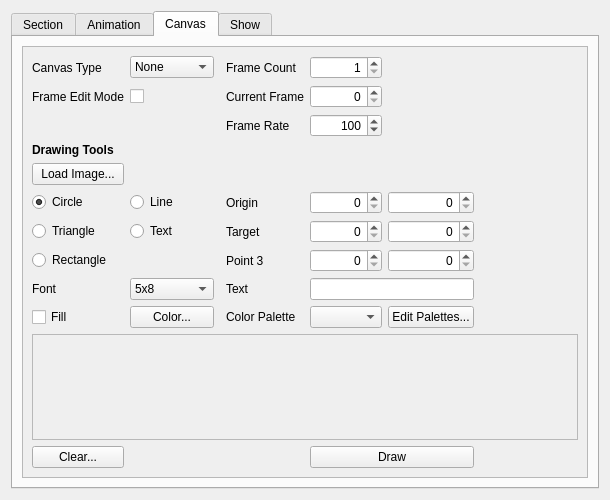
Qt form src/widget/maestrocontrolwidget.ui (8bitbuddhist/PixelMaestro-Studio) before a commit.
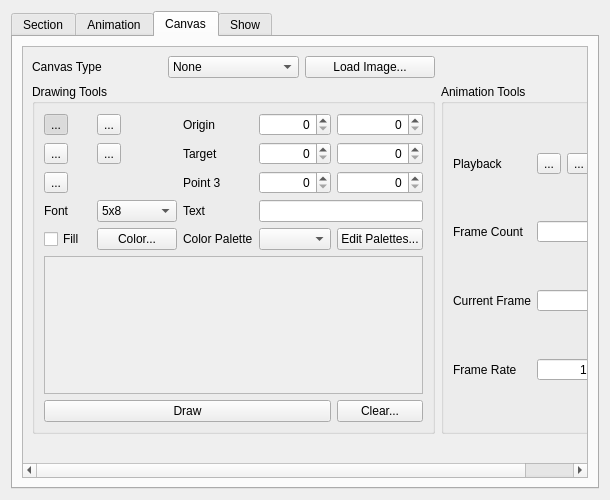
The same form after that commit. The open tabs and pages were chosen to show the change. Icons and pictures are not drawn.

Commit message: MaestroControlWidget - Revamped Canvas UI. Changed drawing buttons to tool buttons, added icons, and changed animation controls to standard playback buttons.

Diff of the .ui file:
```diff
--- a/src/widget/maestrocontrolwidget.ui
+++ b/src/widget/maestrocontrolwidget.ui
@@ -607,360 +607,452 @@
            <rect>
             <x>0</x>
             <y>0</y>
-            <width>554</width>
-            <height>460</height>
+            <width>691</width>
+            <height>414</height>
            </rect>
           </property>
           <layout class="QGridLayout" name="gridLayout_2">
            <property name="sizeConstraint">
             <enum>QLayout::SetMinimumSize</enum>
            </property>
-           <item row="10" column="0">
-            <widget class="QCheckBox" name="fillCheckBox">
-             <property name="toolTip">
-              <string>Fills in shapes, otherwise draws only the shape's outline</string>
-             </property>
-             <property name="text">
-              <string>Fill</string>
-             </property>
-            </widget>
-           </item>
-           <item row="10" column="1">
-            <widget class="QPushButton" name="selectColorButton">
-             <property name="toolTip">
-              <string>Sets the color used to draw shapes</string>
-             </property>
-             <property name="text">
-              <string>Color...</string>
-             </property>
-            </widget>
-           </item>
-           <item row="7" column="3">
-            <widget class="QLabel" name="targetLabel">
-             <property name="text">
-              <string>Target</string>
-             </property>
-            </widget>
-           </item>
-           <item row="0" column="4">
-            <widget class="QSpinBox" name="frameCountSpinBox">
-             <property name="toolTip">
-              <string>The total number of drawing surfaces</string>
-             </property>
-             <property name="alignment">
-              <set>Qt::AlignRight|Qt::AlignTrailing|Qt::AlignVCenter</set>
-             </property>
-             <property name="minimum">
-              <number>1</number>
-             </property>
-             <property name="maximum">
-              <number>255</number>
-             </property>
-            </widget>
-           </item>
-           <item row="6" column="1">
-            <widget class="QRadioButton" name="lineRadioButton">
-             <property name="text">
-              <string>Line</string>
-             </property>
-            </widget>
-           </item>
-           <item row="6" column="0">
-            <widget class="QRadioButton" name="circleRadioButton">
-             <property name="text">
-              <string>Circle</string>
-             </property>
-             <property name="checked">
-              <bool>true</bool>
-             </property>
-            </widget>
-           </item>
-           <item row="7" column="1">
-            <widget class="QRadioButton" name="textRadioButton">
-             <property name="text">
-              <string>Text</string>
-             </property>
-            </widget>
-           </item>
-           <item row="6" column="5">
-            <widget class="QSpinBox" name="originYSpinBox">
-             <property name="toolTip">
-              <string/>
-             </property>
-             <property name="alignment">
-              <set>Qt::AlignRight|Qt::AlignTrailing|Qt::AlignVCenter</set>
-             </property>
-             <property name="maximum">
-              <number>65535</number>
-             </property>
-            </widget>
-           </item>
-           <item row="5" column="0">
-            <widget class="QPushButton" name="loadImageButton">
-             <property name="text">
-              <string>Load Image...</string>
-             </property>
-            </widget>
-           </item>
-           <item row="9" column="3">
-            <widget class="QLabel" name="textLabel">
-             <property name="text">
-              <string>Text</string>
-             </property>
-            </widget>
-           </item>
-           <item row="7" column="0">
-            <widget class="QRadioButton" name="triangleRadioButton">
-             <property name="text">
-              <string>Triangle</string>
-             </property>
-            </widget>
-           </item>
-           <item row="1" column="0">
-            <widget class="QLabel" name="toggleCanvasModeLabel">
-             <property name="sizePolicy">
-              <sizepolicy hsizetype="Minimum" vsizetype="Preferred">
-               <horstretch>0</horstretch>
-               <verstretch>0</verstretch>
-              </sizepolicy>
-             </property>
-             <property name="text">
-              <string>Frame Edit Mode</string>
-             </property>
-            </widget>
-           </item>
-           <item row="0" column="0">
-            <widget class="QLabel" name="canvasTypeLabel">
-             <property name="sizePolicy">
-              <sizepolicy hsizetype="Minimum" vsizetype="Preferred">
-               <horstretch>0</horstretch>
-               <verstretch>0</verstretch>
-              </sizepolicy>
-             </property>
-             <property name="text">
-              <string>Canvas Type</string>
-             </property>
-            </widget>
-           </item>
-           <item row="0" column="1">
-            <widget class="QComboBox" name="canvasComboBox">
-             <property name="toolTip">
-              <string>Adds a drawing surface to the pixel grid</string>
-             </property>
-             <item>
-              <property name="text">
-               <string>None</string>
-              </property>
-             </item>
-             <item>
-              <property name="text">
-               <string>Animation</string>
-              </property>
-             </item>
-             <item>
-              <property name="text">
-               <string>Color</string>
-              </property>
-             </item>
-             <item>
-              <property name="text">
-               <string>Palette</string>
-              </property>
-             </item>
-            </widget>
-           </item>
-           <item row="7" column="5">
-            <widget class="QSpinBox" name="targetYSpinBox">
-             <property name="toolTip">
-              <string/>
-             </property>
-             <property name="alignment">
-              <set>Qt::AlignRight|Qt::AlignTrailing|Qt::AlignVCenter</set>
-             </property>
-             <property name="maximum">
-              <number>65535</number>
-             </property>
-            </widget>
-           </item>
-           <item row="6" column="4">
-            <widget class="QSpinBox" name="originXSpinBox">
-             <property name="toolTip">
-              <string/>
-             </property>
-             <property name="alignment">
-              <set>Qt::AlignRight|Qt::AlignTrailing|Qt::AlignVCenter</set>
-             </property>
-             <property name="maximum">
-              <number>65535</number>
-             </property>
-            </widget>
-           </item>
-           <item row="8" column="4">
-            <widget class="QSpinBox" name="target2XSpinBox">
-             <property name="alignment">
-              <set>Qt::AlignRight|Qt::AlignTrailing|Qt::AlignVCenter</set>
-             </property>
-             <property name="maximum">
-              <number>65535</number>
-             </property>
-            </widget>
-           </item>
-           <item row="1" column="3">
-            <widget class="QLabel" name="currentFrameLabel">
-             <property name="text">
-              <string>Current Frame</string>
-             </property>
-            </widget>
-           </item>
-           <item row="4" column="0">
-            <widget class="QLabel" name="drawingToolsLabel">
-             <property name="sizePolicy">
-              <sizepolicy hsizetype="Minimum" vsizetype="Preferred">
-               <horstretch>0</horstretch>
-               <verstretch>0</verstretch>
-              </sizepolicy>
-             </property>
-             <property name="text">
-              <string>&lt;html&gt;&lt;head/&gt;&lt;body&gt;&lt;p&gt;&lt;span style=&quot; font-weight:600;&quot;&gt;Drawing Tools&lt;/span&gt;&lt;/p&gt;&lt;/body&gt;&lt;/html&gt;</string>
-             </property>
-            </widget>
-           </item>
-           <item row="7" column="4">
-            <widget class="QSpinBox" name="targetXSpinBox">
-             <property name="toolTip">
-              <string/>
-             </property>
-             <property name="alignment">
-              <set>Qt::AlignRight|Qt::AlignTrailing|Qt::AlignVCenter</set>
-             </property>
-             <property name="maximum">
-              <number>65535</number>
-             </property>
-            </widget>
-           </item>
-           <item row="9" column="1">
-            <widget class="QComboBox" name="fontComboBox">
-             <property name="toolTip">
-              <string/>
-             </property>
-             <item>
-              <property name="text">
-               <string>5x8</string>
-              </property>
-             </item>
-            </widget>
-           </item>
-           <item row="8" column="5">
-            <widget class="QSpinBox" name="target2YSpinBox">
-             <property name="alignment">
-              <set>Qt::AlignRight|Qt::AlignTrailing|Qt::AlignVCenter</set>
-             </property>
-             <property name="maximum">
-              <number>65535</number>
-             </property>
-            </widget>
-           </item>
-           <item row="9" column="0">
-            <widget class="QLabel" name="fontLabel">
-             <property name="sizePolicy">
-              <sizepolicy hsizetype="Minimum" vsizetype="Preferred">
-               <horstretch>0</horstretch>
-               <verstretch>0</verstretch>
-              </sizepolicy>
-             </property>
-             <property name="text">
-              <string>Font</string>
-             </property>
-            </widget>
-           </item>
-           <item row="2" column="4">
-            <widget class="QSpinBox" name="frameRateSpinBox">
-             <property name="toolTip">
-              <string>Sets the amount of time between frames</string>
-             </property>
-             <property name="alignment">
-              <set>Qt::AlignRight|Qt::AlignTrailing|Qt::AlignVCenter</set>
-             </property>
-             <property name="maximum">
-              <number>1000000</number>
-             </property>
-             <property name="value">
-              <number>100</number>
-             </property>
-            </widget>
-           </item>
-           <item row="1" column="1">
-            <widget class="QCheckBox" name="toggleCanvasModeCheckBox">
-             <property name="toolTip">
-              <string>If enabled, frames will no longer switch automatically, allowing you to manually step through and edit individual frames</string>
-             </property>
-             <property name="text">
-              <string/>
-             </property>
-            </widget>
-           </item>
-           <item row="8" column="3">
-            <widget class="QLabel" name="target2Label">
-             <property name="text">
-              <string>Point 3</string>
-             </property>
-            </widget>
-           </item>
-           <item row="2" column="3">
-            <widget class="QLabel" name="frameRateLabel">
-             <property name="text">
-              <string>Frame Rate</string>
-             </property>
-            </widget>
-           </item>
-           <item row="0" column="3">
-            <widget class="QLabel" name="frameCountLabel">
-             <property name="text">
-              <string>Frame Count</string>
-             </property>
-            </widget>
-           </item>
-           <item row="1" column="4">
-            <widget class="QSpinBox" name="currentFrameSpinBox">
-             <property name="toolTip">
-              <string>The current drawing surface</string>
-             </property>
-             <property name="alignment">
-              <set>Qt::AlignRight|Qt::AlignTrailing|Qt::AlignVCenter</set>
-             </property>
-             <property name="minimum">
-              <number>0</number>
-             </property>
-             <property name="maximum">
-              <number>255</number>
-             </property>
-             <property name="value">
-              <number>0</number>
-             </property>
-            </widget>
-           </item>
-           <item row="9" column="4" colspan="2">
-            <widget class="QLineEdit" name="textLineEdit">
-             <property name="toolTip">
-              <string/>
-             </property>
-            </widget>
-           </item>
-           <item row="6" column="3">
-            <widget class="QLabel" name="originLabel">
-             <property name="text">
-              <string>Origin</string>
-             </property>
-            </widget>
-           </item>
            <item row="8" column="0">
-            <widget class="QRadioButton" name="rectRadioButton">
-             <property name="text">
-              <string>Rectangle</string>
+            <widget class="QGroupBox" name="drawingToolsGroupBox">
+             <property name="title">
+              <string>Drawing Tools</string>
              </property>
+             <layout class="QGridLayout" name="gridLayout_9">
+              <item row="0" column="4">
+               <widget class="QSpinBox" name="originXSpinBox">
+                <property name="toolTip">
+                 <string/>
+                </property>
+                <property name="alignment">
+                 <set>Qt::AlignRight|Qt::AlignTrailing|Qt::AlignVCenter</set>
+                </property>
+                <property name="maximum">
+                 <number>65535</number>
+                </property>
+               </widget>
+              </item>
+              <item row="6" column="4" colspan="2">
+               <widget class="QLineEdit" name="textLineEdit">
+                <property name="toolTip">
+                 <string/>
+                </property>
+               </widget>
+              </item>
+              <item row="2" column="4">
+               <widget class="QSpinBox" name="targetXSpinBox">
+                <property name="toolTip">
+                 <string/>
+                </property>
+                <property name="alignment">
+                 <set>Qt::AlignRight|Qt::AlignTrailing|Qt::AlignVCenter</set>
+                </property>
+                <property name="maximum">
+                 <number>65535</number>
+                </property>
+               </widget>
+              </item>
+              <item row="2" column="3">
+               <widget class="QLabel" name="targetLabel">
+                <property name="text">
+                 <string>Target</string>
+                </property>
+               </widget>
+              </item>
+              <item row="0" column="3">
+               <widget class="QLabel" name="originLabel">
+                <property name="text">
+                 <string>Origin</string>
+                </property>
+               </widget>
+              </item>
+              <item row="2" column="5">
+               <widget class="QSpinBox" name="targetYSpinBox">
+                <property name="toolTip">
+                 <string/>
+                </property>
+                <property name="alignment">
+                 <set>Qt::AlignRight|Qt::AlignTrailing|Qt::AlignVCenter</set>
+                </property>
+                <property name="maximum">
+                 <number>65535</number>
+                </property>
+               </widget>
+              </item>
+              <item row="9" column="0" colspan="6">
+               <widget class="QScrollArea" name="canvasColorPickerScrollArea">
+                <property name="verticalScrollBarPolicy">
+                 <enum>Qt::ScrollBarAlwaysOff</enum>
+                </property>
+                <property name="widgetResizable">
+                 <bool>true</bool>
+                </property>
+                <widget class="QWidget" name="canvasColorPickerScrollAreaWidgetContents">
+                 <property name="geometry">
+                  <rect>
+                   <x>0</x>
+                   <y>0</y>
+                   <width>418</width>
+                   <height>78</height>
+                  </rect>
+                 </property>
+                 <layout class="QGridLayout" name="gridLayout_7">
+                  <item row="0" column="0">
+                   <layout class="QHBoxLayout" name="canvasColorPickerLayout"/>
+                  </item>
+                 </layout>
+                </widget>
+               </widget>
+              </item>
+              <item row="4" column="3">
+               <widget class="QLabel" name="target2Label">
+                <property name="text">
+                 <string>Point 3</string>
+                </property>
+               </widget>
+              </item>
+              <item row="6" column="2">
+               <widget class="QComboBox" name="fontComboBox">
+                <property name="toolTip">
+                 <string/>
+                </property>
+                <item>
+                 <property name="text">
+                  <string>5x8</string>
+                 </property>
+                </item>
+               </widget>
+              </item>
+              <item row="6" column="3">
+               <widget class="QLabel" name="textLabel">
+                <property name="text">
+                 <string>Text</string>
+                </property>
+               </widget>
+              </item>
+              <item row="6" column="0">
+               <widget class="QLabel" name="fontLabel">
+                <property name="sizePolicy">
+                 <sizepolicy hsizetype="Minimum" vsizetype="Preferred">
+                  <horstretch>0</horstretch>
+                  <verstretch>0</verstretch>
+                 </sizepolicy>
+                </property>
+                <property name="text">
+                 <string>Font</string>
+                </property>
+               </widget>
+              </item>
+              <item row="4" column="4">
+               <widget class="QSpinBox" name="target2XSpinBox">
+                <property name="alignment">
+                 <set>Qt::AlignRight|Qt::AlignTrailing|Qt::AlignVCenter</set>
+                </property>
+                <property name="maximum">
+                 <number>65535</number>
+                </property>
+               </widget>
+              </item>
+              <item row="8" column="4">
+               <widget class="QComboBox" name="canvasPaletteComboBox"/>
+              </item>
+              <item row="0" column="5">
+               <widget class="QSpinBox" name="originYSpinBox">
+                <property name="toolTip">
+                 <string/>
+                </property>
+                <property name="alignment">
+                 <set>Qt::AlignRight|Qt::AlignTrailing|Qt::AlignVCenter</set>
+                </property>
+                <property name="maximum">
+                 <number>65535</number>
+                </property>
+               </widget>
+              </item>
+              <item row="10" column="5">
+               <widget class="QPushButton" name="clearButton">
+                <property name="text">
+                 <string>Clear...</string>
+                </property>
+               </widget>
+              </item>
+              <item row="8" column="5">
+               <widget class="QPushButton" name="canvasEditPaletteButton">
+                <property name="text">
+                 <string>Edit Palettes...</string>
+                </property>
+               </widget>
+              </item>
+              <item row="8" column="2">
+               <widget class="QPushButton" name="selectColorButton">
+                <property name="toolTip">
+                 <string>Sets the color used to draw shapes</string>
+                </property>
+                <property name="text">
+                 <string>Color...</string>
+                </property>
+               </widget>
+              </item>
+              <item row="4" column="5">
+               <widget class="QSpinBox" name="target2YSpinBox">
+                <property name="alignment">
+                 <set>Qt::AlignRight|Qt::AlignTrailing|Qt::AlignVCenter</set>
+                </property>
+                <property name="maximum">
+                 <number>65535</number>
+                </property>
+               </widget>
+              </item>
+              <item row="8" column="3">
+               <widget class="QLabel" name="canvasPaletteLabel">
+                <property name="text">
+                 <string>Color Palette</string>
+                </property>
+               </widget>
+              </item>
+              <item row="8" column="0">
+               <widget class="QCheckBox" name="fillCheckBox">
+                <property name="toolTip">
+                 <string>Fills in shapes, otherwise draws only the shape's outline</string>
+                </property>
+                <property name="text">
+                 <string>Fill</string>
+                </property>
+               </widget>
+              </item>
+              <item row="0" column="0">
+               <widget class="QToolButton" name="circleToolButton">
+                <property name="text">
+                 <string>...</string>
+                </property>
+                <property name="icon">
+                 <iconset resource="../resources/images/images.qrc">
+                  <normaloff>:/icon_circle.png</normaloff>:/icon_circle.png</iconset>
+                </property>
+                <property name="checkable">
+                 <bool>true</bool>
+                </property>
+                <property name="checked">
+                 <bool>true</bool>
+                </property>
+                <property name="autoRaise">
+                 <bool>false</bool>
+                </property>
+               </widget>
+              </item>
+              <item row="0" column="2">
+               <widget class="QToolButton" name="lineToolButton">
+                <property name="text">
+                 <string>...</string>
+                </property>
+                <property name="icon">
+                 <iconset resource="../resources/images/images.qrc">
+                  <normaloff>:/icon_line.png</normaloff>:/icon_line.png</iconset>
+                </property>
+                <property name="checkable">
+                 <bool>true</bool>
+                </property>
+               </widget>
+              </item>
+              <item row="2" column="0">
+               <widget class="QToolButton" name="triangleToolButton">
+                <property name="text">
+                 <string>...</string>
+                </property>
+                <property name="icon">
+                 <iconset resource="../resources/images/images.qrc">
+                  <normaloff>:/icon_triangle.png</normaloff>:/icon_triangle.png</iconset>
+                </property>
+                <property name="checkable">
+                 <bool>true</bool>
+                </property>
+               </widget>
+              </item>
+              <item row="2" column="2">
+               <widget class="QToolButton" name="rectToolButton">
+                <property name="text">
+                 <string>...</string>
+                </property>
+                <property name="icon">
+                 <iconset resource="../resources/images/images.qrc">
+                  <normaloff>:/icon_rectangle.png</normaloff>:/icon_rectangle.png</iconset>
+                </property>
+                <property name="checkable">
+                 <bool>true</bool>
+                </property>
+               </widget>
+              </item>
+              <item row="4" column="0">
+               <widget class="QToolButton" name="textToolButton">
+                <property name="text">
+                 <string>...</string>
+                </property>
+                <property name="icon">
+                 <iconset resource="../resources/images/images.qrc">
+                  <normaloff>:/icon_text.png</normaloff>:/icon_text.png</iconset>
+                </property>
+                <property name="checkable">
+                 <bool>true</bool>
+                </property>
+               </widget>
+              </item>
+              <item row="10" column="0" colspan="5">
+               <widget class="QPushButton" name="drawButton">
+                <property name="text">
+                 <string>Draw</string>
+                </property>
+                <property name="icon">
+                 <iconset resource="../resources/images/images.qrc">
+                  <normaloff>:/icon_draw.png</normaloff>:/icon_draw.png</iconset>
+                </property>
+               </widget>
+              </item>
+             </layout>
             </widget>
            </item>
-           <item row="6" column="6">
+           <item row="8" column="1">
+            <widget class="QGroupBox" name="animationToolsGroupBox">
+             <property name="title">
+              <string>Animation Tools</string>
+             </property>
+             <layout class="QGridLayout" name="gridLayout_8">
+              <item row="1" column="0">
+               <widget class="QLabel" name="frameCountLabel">
+                <property name="text">
+                 <string>Frame Count</string>
+                </property>
+               </widget>
+              </item>
+              <item row="2" column="0">
+               <widget class="QLabel" name="currentFrameLabel">
+                <property name="text">
+                 <string>Current Frame</string>
+                </property>
+               </widget>
+              </item>
+              <item row="1" column="1">
+               <widget class="QSpinBox" name="frameCountSpinBox">
+                <property name="toolTip">
+                 <string>The total number of drawing surfaces</string>
+                </property>
+                <property name="alignment">
+                 <set>Qt::AlignRight|Qt::AlignTrailing|Qt::AlignVCenter</set>
+                </property>
+                <property name="minimum">
+                 <number>1</number>
+                </property>
+                <property name="maximum">
+                 <number>255</number>
+                </property>
+               </widget>
+              </item>
+              <item row="0" column="0">
+               <widget class="QLabel" name="toggleCanvasModeLabel">
+                <property name="sizePolicy">
+                 <sizepolicy hsizetype="Minimum" vsizetype="Preferred">
+                  <horstretch>0</horstretch>
+                  <verstretch>0</verstretch>
+                 </sizepolicy>
+                </property>
+                <property name="text">
+                 <string>Playback</string>
+                </property>
+               </widget>
+              </item>
+              <item row="3" column="0">
+               <widget class="QLabel" name="frameRateLabel">
+                <property name="text">
+                 <string>Frame Rate</string>
+                </property>
+               </widget>
+              </item>
+              <item row="2" column="1">
+               <widget class="QSpinBox" name="currentFrameSpinBox">
+                <property name="toolTip">
+                 <string>The current drawing surface</string>
+                </property>
+                <property name="alignment">
+                 <set>Qt::AlignRight|Qt::AlignTrailing|Qt::AlignVCenter</set>
+                </property>
+                <property name="minimum">
+                 <number>0</number>
+                </property>
+                <property name="maximum">
+                 <number>255</number>
+                </property>
+                <property name="value">
+                 <number>0</number>
+                </property>
+               </widget>
+              </item>
+              <item row="3" column="1">
+               <widget class="QSpinBox" name="frameRateSpinBox">
+                <property name="toolTip">
+                 <string>Sets the amount of time between frames</string>
+                </property>
+                <property name="alignment">
+                 <set>Qt::AlignRight|Qt::AlignTrailing|Qt::AlignVCenter</set>
+                </property>
+                <property name="maximum">
+                 <number>1000000</number>
+                </property>
+                <property name="value">
+                 <number>100</number>
+                </property>
+               </widget>
+              </item>
+              <item row="0" column="1">
+               <layout class="QHBoxLayout" name="canvasPlaybackLayout">
+                <item>
+                 <widget class="QToolButton" name="canvasPlaybackBackToolButton">
+                  <property name="text">
+                   <string>...</string>
+                  </property>
+                  <property name="icon">
+                   <iconset resource="../resources/images/images.qrc">
+                    <normaloff>:/icon_back.png</normaloff>:/icon_back.png</iconset>
+                  </property>
+                  <property name="autoRepeat">
+                   <bool>true</bool>
+                  </property>
+                 </widget>
+                </item>
+                <item>
+                 <widget class="QToolButton" name="canvasPlaybackStartStopToolButton">
+                  <property name="text">
+                   <string>...</string>
+                  </property>
+                  <property name="icon">
+                   <iconset resource="../resources/images/images.qrc">
+                    <normaloff>:/icon_play.png</normaloff>:/icon_play.png</iconset>
+                  </property>
+                  <property name="checkable">
+                   <bool>true</bool>
+                  </property>
+                 </widget>
+                </item>
+                <item>
+                 <widget class="QToolButton" name="canvasPlaybackNextToolButton">
+                  <property name="text">
+                   <string>...</string>
+                  </property>
+                  <property name="icon">
+                   <iconset resource="../resources/images/images.qrc">
+                    <normaloff>:/icon_next.png</normaloff>:/icon_next.png</iconset>
+                  </property>
+                  <property name="autoRepeat">
+                   <bool>true</bool>
+                  </property>
+                 </widget>
+                </item>
+               </layout>
+              </item>
+             </layout>
+            </widget>
+           </item>
+           <item row="9" column="9">
             <spacer name="horizontalSpacer">
              <property name="orientation">
               <enum>Qt::Horizontal</enum>
@@ -973,61 +1065,56 @@
              </property>
             </spacer>
            </item>
-           <item row="10" column="5">
-            <widget class="QPushButton" name="canvasEditPaletteButton">
-             <property name="text">
-              <string>Edit Palettes...</string>
-             </property>
-            </widget>
-           </item>
-           <item row="10" column="4">
-            <widget class="QComboBox" name="canvasPaletteComboBox"/>
-           </item>
-           <item row="10" column="3">
-            <widget class="QLabel" name="canvasPaletteLabel">
-             <property name="text">
-              <string>Color Palette</string>
-             </property>
-            </widget>
-           </item>
-           <item row="11" column="0" colspan="7">
-            <widget class="QScrollArea" name="canvasColorPickerScrollArea">
-             <property name="verticalScrollBarPolicy">
-              <enum>Qt::ScrollBarAlwaysOff</enum>
-             </property>
-             <property name="widgetResizable">
-              <bool>true</bool>
-             </property>
-             <widget class="QWidget" name="canvasColorPickerScrollAreaWidgetContents">
-              <property name="geometry">
-               <rect>
-                <x>0</x>
-                <y>0</y>
-                <width>534</width>
-                <height>68</height>
-               </rect>
-              </property>
-              <layout class="QGridLayout" name="gridLayout_7">
-               <item row="0" column="0">
-                <layout class="QHBoxLayout" name="canvasColorPickerLayout"/>
+           <item row="1" column="0">
+            <layout class="QGridLayout" name="gridLayout_10">
+             <item row="0" column="0">
+              <widget class="QLabel" name="canvasTypeLabel">
+               <property name="sizePolicy">
+                <sizepolicy hsizetype="Minimum" vsizetype="Preferred">
+                 <horstretch>0</horstretch>
+                 <verstretch>0</verstretch>
+                </sizepolicy>
+               </property>
+               <property name="text">
+                <string>Canvas Type</string>
+               </property>
+              </widget>
+             </item>
+             <item row="0" column="2">
+              <widget class="QComboBox" name="canvasComboBox">
+               <property name="toolTip">
+                <string>Adds a drawing surface to the pixel grid</string>
+               </property>
+               <item>
+                <property name="text">
+                 <string>None</string>
+                </property>
                </item>
-              </layout>
-             </widget>
-            </widget>
-           </item>
-           <item row="12" column="0">
-            <widget class="QPushButton" name="clearButton">
-             <property name="text">
-              <string>Clear...</string>
-             </property>
-            </widget>
-           </item>
-           <item row="12" column="4" colspan="2">
-            <widget class="QPushButton" name="drawButton">
-             <property name="text">
-              <string>Draw</string>
-             </property>
-            </widget>
+               <item>
+                <property name="text">
+                 <string>Animation</string>
+                </property>
+               </item>
+               <item>
+                <property name="text">
+                 <string>Color</string>
+                </property>
+               </item>
+               <item>
+                <property name="text">
+                 <string>Palette</string>
+                </property>
+               </item>
+              </widget>
+             </item>
+             <item row="0" column="3">
+              <widget class="QPushButton" name="loadImageButton">
+               <property name="text">
+                <string>Load Image...</string>
+               </property>
+              </widget>
+             </item>
+            </layout>
            </item>
           </layout>
          </widget>
```
Left out of the diff: 294 changed lines with no effect on the pictures. The commit also changes 18 other files.
